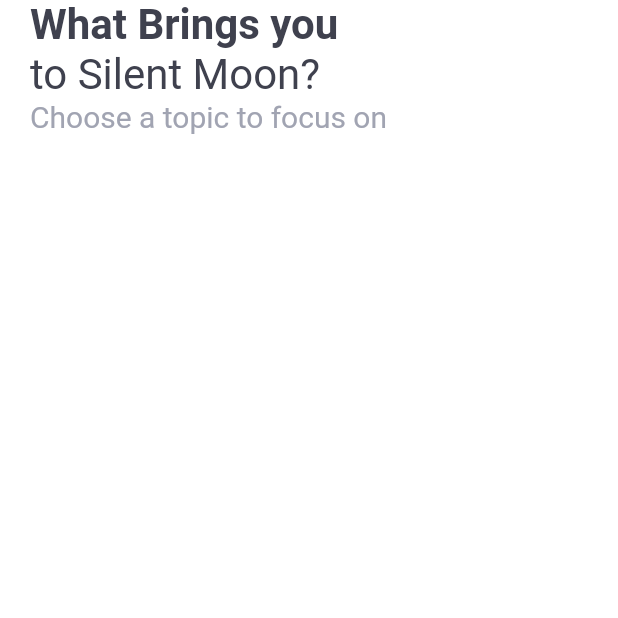
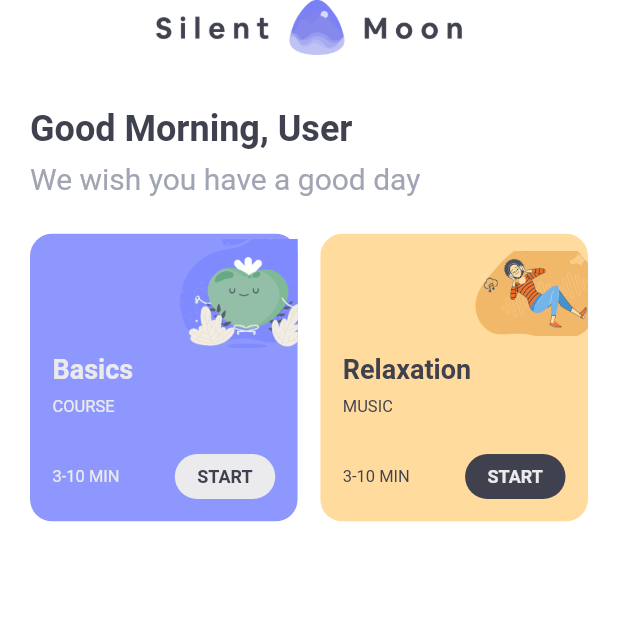
Before and after one commit to CEFab/meditation, a Flutter app: the screen it shows after launch, after a tap on "SIGN UP", on a phone screen of 412 x 824 dp, the top half of it. Run offline on Flutter 3.47's test engine with Material 3 defaults, Android fonts, the phone set to English and light mode, and no system bars; Roboto replaces fonts that are missing (HelveticaNeue).

Commit message:
home screen top cards

```diff
--- /dev/null
+++ b/lib/screen/home/home_screen.dart
@@ -0,0 +1,253 @@
+import 'package:flutter/material.dart';
+import 'package:meditation/common/color_extension.dart';
+
+class HomeScreen extends StatefulWidget {
+  const HomeScreen({super.key});
+
+  @override
+  State<HomeScreen> createState() => _HomeScreenState();
+}
+
+class _HomeScreenState extends State<HomeScreen> {
+  List rArr = [
+    {
+      "image": "assets/img/r1.png",
+      "title": "Focus",
+      "subtitle": "MEDITATION . 3-10 MIN",
+    },
+    {
+      "image": "assets/img/r2.png",
+      "title": "Happiness",
+      "subtitle": "MEDITATION . 3-10 MIN",
+    },
+    {
+      "image": "assets/img/r1.png",
+      "title": "Focus",
+      "subtitle": "MEDITATION . 3-10 MIN",
+    },
+    {
+      "image": "assets/img/r2.png",
+      "title": "Happiness",
+      "subtitle": "MEDITATION . 3-10 MIN",
+    },
+  ];
+  @override
+  Widget build(BuildContext context) {
+    return Scaffold(
+        body: SingleChildScrollView(
+      child: SafeArea(
+          child: Column(
+        crossAxisAlignment: CrossAxisAlignment.start,
+        children: [
+          Row(
+            mainAxisAlignment: MainAxisAlignment.center,
+            children: [
+              Image.asset(
+                "assets/img/logo_black.png",
+                width: context.width * 0.5,
+              ),
+            ],
+          ),
+          const SizedBox(height: 35),
+          Padding(
+            padding: const EdgeInsets.symmetric(horizontal: 20),
+            child: Column(
+              crossAxisAlignment: CrossAxisAlignment.start,
+              children: [
+                Text("Good Morning, User",
+                    style: TextStyle(
+                        color: TColor.primaryText,
+                        fontSize: 24,
+                        fontWeight: FontWeight.w700)),
+                const SizedBox(height: 8),
+                Text(
+                  "We wish you have a good day",
+                  style: TextStyle(
+                    color: TColor.secondaryText,
+                    fontSize: 20,
+                  ),
+                ),
+                const SizedBox(height: 25),
+                Row(
+                  children: [
+                    Expanded(
+                        child: ClipRRect(
+                      child: Container(
+                        decoration: BoxDecoration(
+                            color: Color(0xff8E97FD),
+                            borderRadius: BorderRadius.circular(15)),
+                        child: Column(
+                          crossAxisAlignment: CrossAxisAlignment.start,
+                          children: [
+                            Row(
+                              mainAxisAlignment: MainAxisAlignment.end,
+                              children: [
+                                Image.asset(
+                                  "assets/img/h1.png",
+                                  height: 80,
+                                  width: 80,
+                                )
+                              ],
+                            ),
+                            Padding(
+                              padding:
+                                  const EdgeInsets.symmetric(horizontal: 15),
+                              child: Column(
+                                crossAxisAlignment: CrossAxisAlignment.start,
+                                children: [
+                                  Text(
+                                    "Basics",
+                                    style: TextStyle(
+                                        color: TColor.tertiary,
+                                        fontSize: 18,
+                                        fontWeight: FontWeight.w700),
+                                  ),
+                                  const SizedBox(height: 8),
+                                  Text(
+                                    "COURSE",
+                                    style: TextStyle(
+                                      color: TColor.tertiary,
+                                      fontSize: 11,
+                                    ),
+                                  ),
+                                  const SizedBox(height: 25),
+                                  Row(
+                                    mainAxisAlignment:
+                                        MainAxisAlignment.spaceBetween,
+                                    crossAxisAlignment:
+                                        CrossAxisAlignment.center,
+                                    children: [
+                                      Text(
+                                        "3-10 MIN",
+                                        style: TextStyle(
+                                          color: TColor.tertiary,
+                                          fontSize: 11,
+                                        ),
+                                      ),
+                                      InkWell(
+                                        onTap: () {},
+                                        child: Container(
+                                          decoration: BoxDecoration(
+                                              color: TColor.tertiary,
+                                              borderRadius:
+                                                  BorderRadius.circular(20)),
+                                          padding: const EdgeInsets.symmetric(
+                                              horizontal: 15, vertical: 8),
+                                          child: Text(
+                                            "START",
+                                            style: TextStyle(
+                                              color: TColor.primaryText,
+                                              fontSize: 12,
+                                              fontWeight: FontWeight.w600,
+                                            ),
+                                          ),
+                                        ),
+                                      )
+                                    ],
+                                  ),
+                                  const SizedBox(
+                                    height: 15,
+                                  )
+                                ],
+                              ),
+                            )
+                          ],
+                        ),
+                      ),
+                    )),
+                    const SizedBox(width: 15),
+                    Expanded(
+                        child: ClipRRect(
+                      child: Container(
+                        decoration: BoxDecoration(
+                            color: const Color(0xffFFDB9D),
+                            borderRadius: BorderRadius.circular(15)),
+                        child: Column(
+                          crossAxisAlignment: CrossAxisAlignment.start,
+                          children: [
+                            Row(
+                              mainAxisAlignment: MainAxisAlignment.end,
+                              children: [
+                                Image.asset(
+                                  "assets/img/h2.png",
+                                  height: 80,
+                                  width: 80,
+                                )
+                              ],
+                            ),
+                            Padding(
+                              padding:
+                                  const EdgeInsets.symmetric(horizontal: 15),
+                              child: Column(
+                                crossAxisAlignment: CrossAxisAlignment.start,
+                                children: [
+                                  Text(
+                                    "Relaxation",
+                                    style: TextStyle(
+                                        color: TColor.primaryText,
+                                        fontSize: 18,
+                                        fontWeight: FontWeight.w700),
+                                  ),
+                                  const SizedBox(height: 8),
+                                  Text(
+                                    "MUSIC",
+                                    style: TextStyle(
+                                      color: TColor.primaryText,
+                                      fontSize: 11,
+                                    ),
+                                  ),
+                                  const SizedBox(height: 25),
+                                  Row(
+                                    mainAxisAlignment:
+                                        MainAxisAlignment.spaceBetween,
+                                    crossAxisAlignment:
+                                        CrossAxisAlignment.center,
+                                    children: [
+                                      Text(
+                                        "3-10 MIN",
+                                        style: TextStyle(
+                                          color: TColor.primaryText,
+                                          fontSize: 11,
+                                        ),
+                                      ),
+                                      InkWell(
+                                        onTap: () {},
+                                        child: Container(
+                                          decoration: BoxDecoration(
+                                              color: TColor.primaryText,
+                                              borderRadius:
+                                                  BorderRadius.circular(20)),
+                                          padding: const EdgeInsets.symmetric(
+                                              horizontal: 15, vertical: 8),
+                                          child: Text(
+                                            "START",
+                                            style: TextStyle(
+                                              color: TColor.tertiary,
+                                              fontSize: 12,
+                                              fontWeight: FontWeight.w600,
+                                            ),
+                                          ),
+                                        ),
+                                      )
+                                    ],
+                                  ),
+                                  const SizedBox(
+                                    height: 15,
+                                  )
+                                ],
+                              ),
+                            )
+                          ],
+                        ),
+                      ),
+                    ))
+                  ],
+                )
+              ],
+            ),
+          ),
+        ],
+      )),
+    ));
+  }
+}
--- a/lib/screen/login/startup_screen.dart
+++ b/lib/screen/login/startup_screen.dart
@@ -3,6 +3,7 @@ import 'package:flutter/services.dart';
 import 'package:meditation/common/color_extension.dart';
 import 'package:meditation/common_widget/round_button.dart';
 import 'package:meditation/screen/home/choose_topic_screen.dart';
+import 'package:meditation/screen/home/home_screen.dart';
 import 'package:meditation/screen/home/reminders_screen.dart';
 import 'package:meditation/screen/home/welcome_screen.dart';
 import 'package:meditation/screen/login/login_screen.dart';
@@ -58,7 +59,8 @@ class _StartUpScreenState extends State<StartUpScreen> {
           RoundButton(
               title: "SIGN UP",
               onPressed: () {
-                context.push(const ChooseTopicScreen());
+                context.push(const HomeScreen());
+                // context.push(const ChooseTopicScreen());
                 // context.push(const SignUpScreen());
                 // context.push(const WelcomeScreen());
                 // context.push(const RemindersScreen());
```
Also changed, not shown: lib/screen/home/choose_topic_screen.dart (+111 -1 lines).
